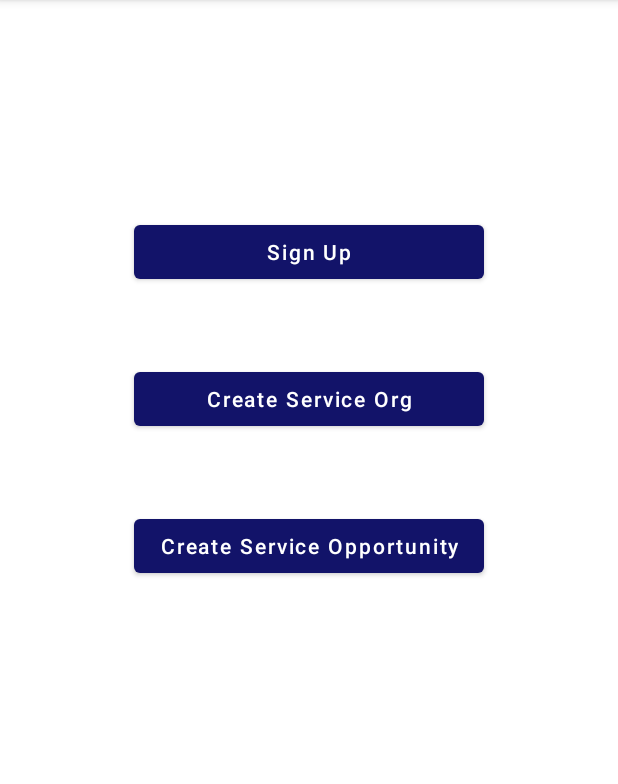
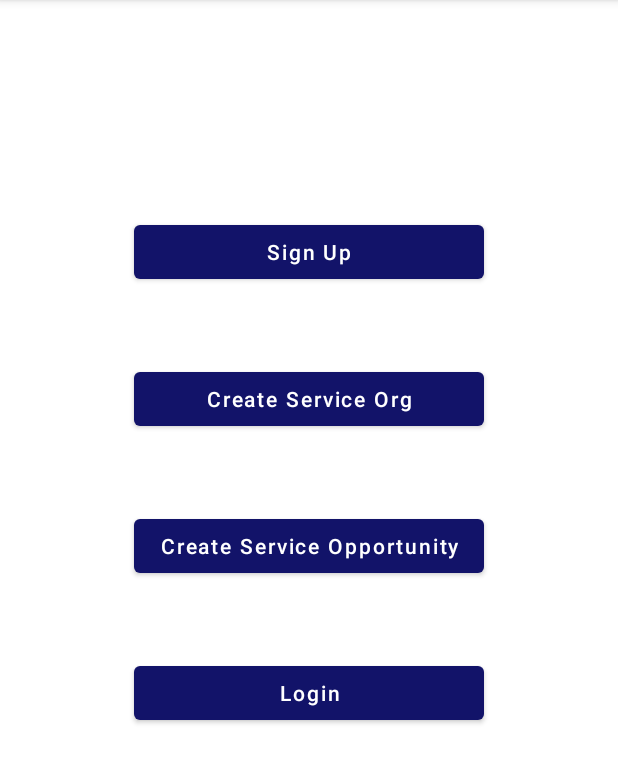
Before and after one commit to dmwever/LendaHand, an Android app: the screen it shows after launch (MainActivity), on a phone screen of 412 x 824 dp, the part 84-868 px from its top. Run offline under Robolectric (Android 15) with nearby library versions, the phone set to English and light mode, and no system bars.

Commit message:
Updated main activity to have login button

```diff
--- a/LendaHandApp/app/src/main/java/com/example/lendahand/MainActivity.java
+++ b/LendaHandApp/app/src/main/java/com/example/lendahand/MainActivity.java
@@ -88,6 +88,19 @@ public class MainActivity extends AppCompatActivity {
 
             }
         });
+
+        //Adding button to Login
+        MaterialButton Login = (MaterialButton) findViewById(R.id.login);
+
+        Login.setOnClickListener(new View.OnClickListener() {
+            @Override
+            public void onClick(View v) {
+                Intent LoginScreen = new Intent(v.getContext(), Login.class);
+                startActivity(LoginScreen);
+
+            }
+        });
+
     }
 
 
--- a/LendaHandApp/app/src/main/res/layout/activity_main.xml
+++ b/LendaHandApp/app/src/main/res/layout/activity_main.xml
@@ -48,10 +48,18 @@
                 android:id="@+id/create_service_opportunity"
                 android:layout_width="233dp"
                 android:layout_height="wrap_content"
+                android:layout_marginBottom="50dp"
                 android:layout_gravity="center_horizontal"
                 android:textAllCaps="false"
                 android:text="@string/lh_create_service_opportunity"/>
 
+            <com.google.android.material.button.MaterialButton
+                android:id="@+id/login"
+                android:layout_width="233dp"
+                android:layout_height="wrap_content"
+                android:layout_gravity="center_horizontal"
+                android:textAllCaps="false"
+                android:text="Login"/>
 
     </LinearLayout>
 </FrameLayout>
```
